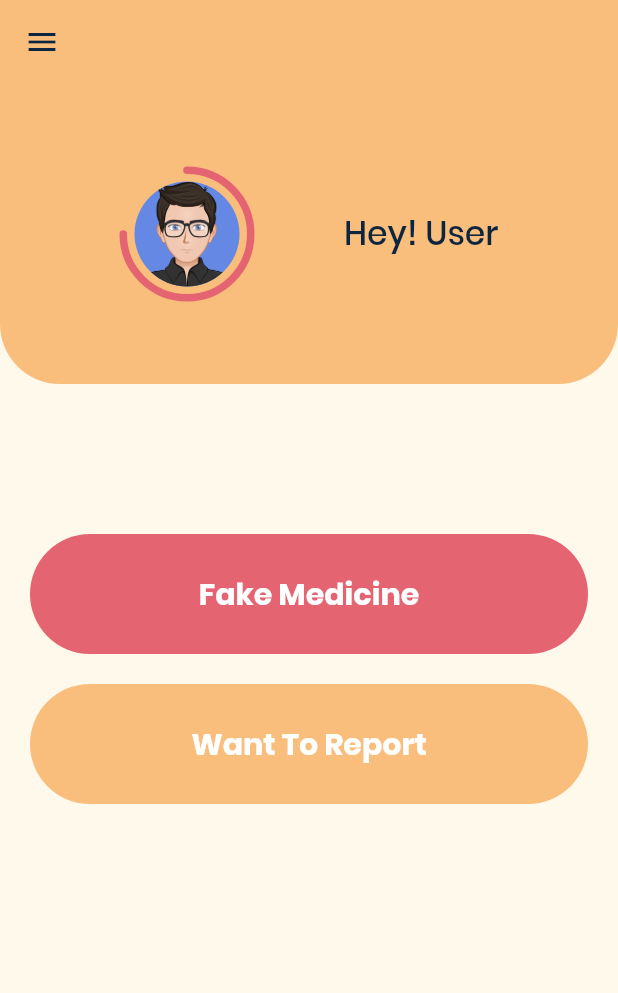
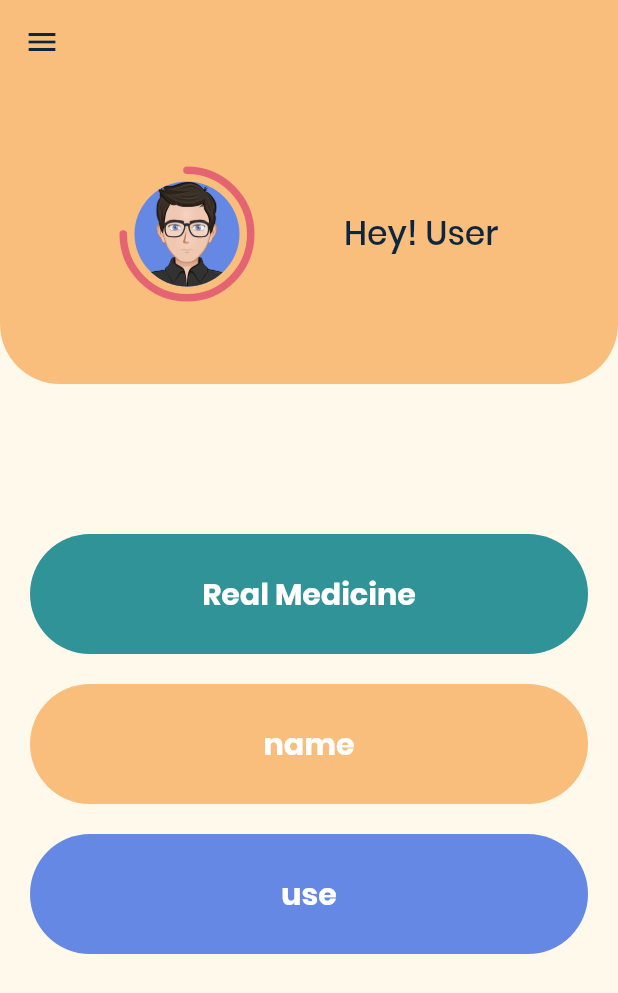
Before and after one commit to PriyanshuRj/MEDEX, a Flutter app: the Result screen opened directly, on a phone screen of 412 x 824 dp. Shown: the top 993 px of the screen. Run offline on Flutter 3.47's test engine with Material 2 defaults, Android fonts, the phone set to English and light mode, and no system bars; drawn by our look-alikes of percent_indicator; our stand-ins replace camera, image_picker, video_player; missing offline and left inert: sawo.

Commit message:
add screenshorts

```diff
--- a/front_end/lib/screens/home_page.dart
+++ b/front_end/lib/screens/home_page.dart
@@ -1,6 +1,7 @@
 import 'package:flutter/material.dart';
 import 'package:front_end/screens/upload_image.dart';
 import 'package:front_end/screens/upload2.dart';
+import 'package:front_end/screens/result.dart';
 
 import 'package:front_end/theme/colors/light_colors.dart';
 import 'package:percent_indicator/percent_indicator.dart';
--- a/front_end/lib/screens/result.dart
+++ b/front_end/lib/screens/result.dart
@@ -96,7 +96,7 @@ class Result extends StatelessWidget {
                   ]),
             ),
             Expanded(
-              child: SingleChildScrollView(child: FakeMedicine()),
+              child: SingleChildScrollView(child: RealMedicine()),
             ),
           ],
         ),
@@ -128,7 +128,7 @@ class RealMedicine extends StatelessWidget {
               Row(children: <Widget>[
                 ButtonCard(
                   cardColor: LightColors.kDarkYellow,
-                  title: 'Name',
+                  title: 'name',
                 ),
               ]),
               SizedBox(height: 20.0),
--- a/front_end/lib/widgets/active_project_card.dart
+++ b/front_end/lib/widgets/active_project_card.dart
@@ -1,5 +1,6 @@
 import 'package:flutter/material.dart';
 import 'package:front_end/screens/comming_soon.dart';
+import 'package:front_end/screens/result.dart';
 
 class ActiveProjectsCard extends StatelessWidget {
   final Color? cardColor;
```
Also changed, not shown: screenshorts/Screenshot_1630779991.png (added), screenshorts/Screenshot_1630780103.png (added).
